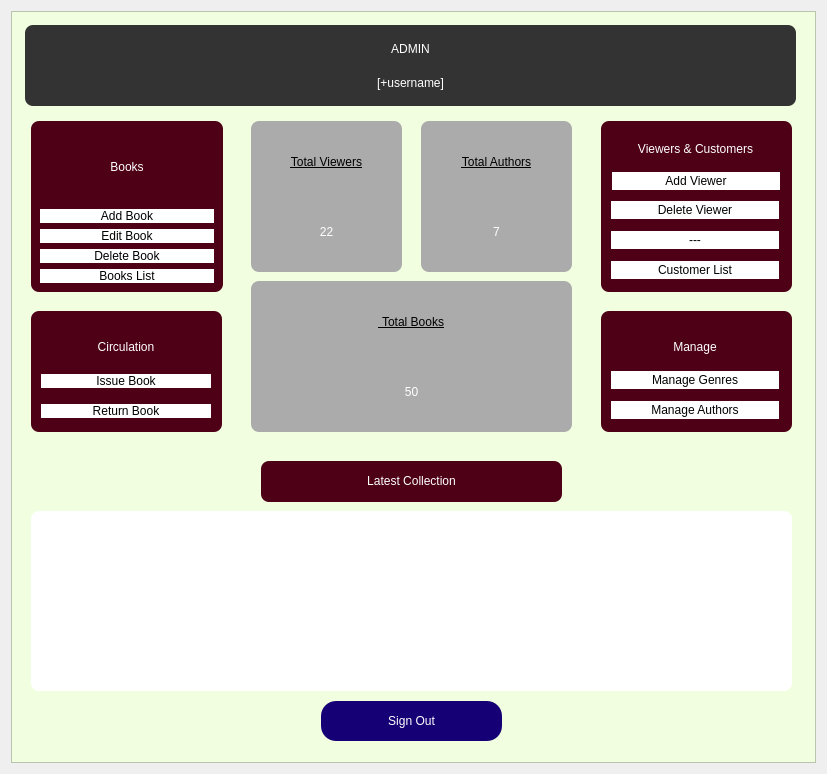
First picture: the form in BookHaven_(library+bookshop)/digitallibrary.ui, repository akibhaider/BOOK_HAVEN, before the edit.
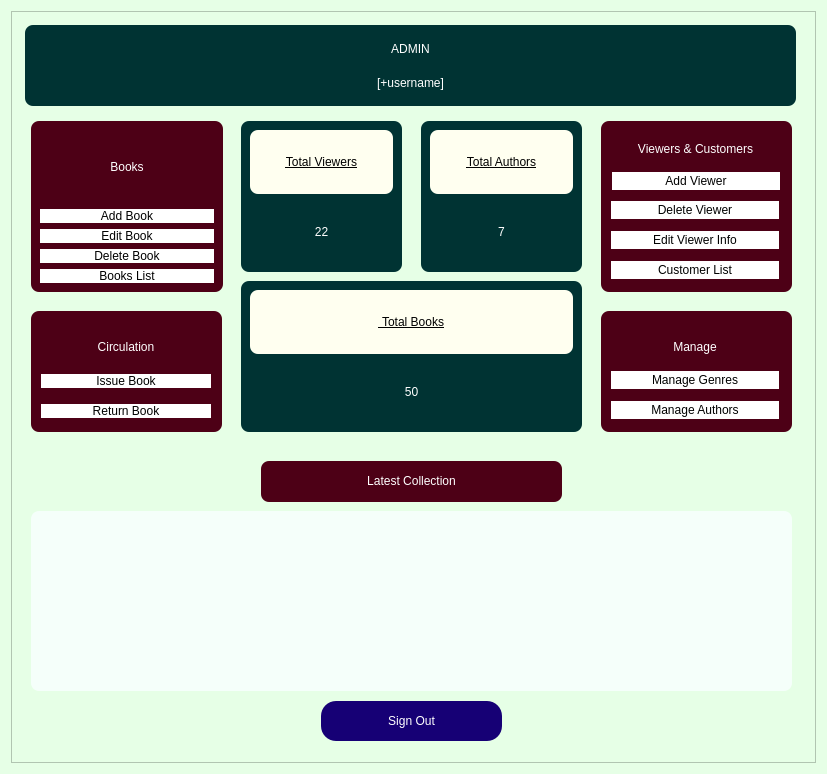
Second picture: the form after the edit.

Diff of the .ui file:
```diff
--- a/BookHaven_(library+bookshop)/digitallibrary.ui
+++ b/BookHaven_(library+bookshop)/digitallibrary.ui
@@ -13,6 +13,9 @@
   <property name="windowTitle">
    <string>Dialog</string>
   </property>
+  <property name="styleSheet">
+   <string notr="true">background-color: rgb(230, 255, 230);</string>
+  </property>
   <layout class="QVBoxLayout" name="verticalLayout_10">
    <property name="leftMargin">
     <number>11</number>
@@ -20,7 +23,7 @@
    <item>
     <widget class="QFrame" name="frame_4">
      <property name="styleSheet">
-      <string notr="true">background-color: rgb(241, 255, 224);</string>
+      <string notr="true">background-color: rgb(230, 255, 230);</string>
      </property>
      <property name="frameShape">
       <enum>QFrame::StyledPanel</enum>
@@ -204,8 +207,8 @@
        </rect>
       </property>
       <property name="styleSheet">
-       <string notr="true">background: #333333;
-border-radius: 8px;</string>
+       <string notr="true">border-radius: 8px;
+background-color: rgb(0, 51, 51);</string>
       </property>
       <property name="frameShape">
        <enum>QFrame::StyledPanel</enum>
@@ -218,7 +221,7 @@
         <widget class="QLabel" name="label">
          <property name="styleSheet">
           <string notr="true">color: rgb(255, 255, 255);
-font: 15pt &quot;Lato Black&quot;;</string>
+font: 22pt &quot;Lato Black&quot;;</string>
          </property>
          <property name="text">
           <string>ADMIN</string>
@@ -232,7 +235,7 @@
         <widget class="QLabel" name="username">
          <property name="styleSheet">
           <string notr="true">color: rgb(255, 255, 255);
-font: 12pt &quot;Lato&quot;;</string>
+font: 19pt &quot;Lato&quot;;</string>
          </property>
          <property name="text">
           <string>[+username]</string>
@@ -445,7 +448,7 @@
 </string>
        </property>
        <property name="text">
-        <string>---</string>
+        <string>Edit Viewer Info</string>
        </property>
        <property name="autoDefault">
         <bool>false</bool>
@@ -740,7 +743,7 @@
        </rect>
       </property>
       <property name="styleSheet">
-       <string notr="true">background-color: #ffffff;
+       <string notr="true">background-color: rgb(245, 255, 250);
 border-radius: 8px;</string>
       </property>
       <property name="frameShape">
@@ -754,6 +757,9 @@
         <layout class="QHBoxLayout" name="horizontalLayout_2">
          <item>
           <widget class="QLabel" name="cover_1">
+           <property name="styleSheet">
+            <string notr="true">background-color: rgb(245, 255, 250);</string>
+           </property>
            <property name="text">
             <string/>
            </property>
@@ -787,15 +793,15 @@
      <widget class="QFrame" name="frame_9">
       <property name="geometry">
        <rect>
-        <x>240</x>
+        <x>230</x>
         <y>270</y>
-        <width>321</width>
+        <width>341</width>
         <height>151</height>
        </rect>
       </property>
       <property name="styleSheet">
-       <string notr="true">background-color: #ababab;
-border-radius: 8px;</string>
+       <string notr="true">border-radius: 8px;
+background-color: rgb(0, 51, 51);</string>
       </property>
       <property name="frameShape">
        <enum>QFrame::StyledPanel</enum>
@@ -810,6 +816,7 @@
           <widget class="QLabel" name="label_24">
            <property name="styleSheet">
             <string notr="true">color: rgb(0, 0, 0);
+background-color: rgb(255, 255, 240);
 text-decoration: underline;
 font: 63 italic 13pt &quot;Lato Black&quot;;
 
@@ -847,13 +854,13 @@
        <rect>
         <x>410</x>
         <y>110</y>
-        <width>151</width>
+        <width>161</width>
         <height>151</height>
        </rect>
       </property>
       <property name="styleSheet">
-       <string notr="true">background-color: #ababab;
-border-radius: 8px;</string>
+       <string notr="true">border-radius: 8px;
+background-color: rgb(0, 51, 51);</string>
       </property>
       <property name="frameShape">
        <enum>QFrame::StyledPanel</enum>
@@ -868,6 +875,7 @@
           <widget class="QLabel" name="label_13">
            <property name="styleSheet">
             <string notr="true">color: rgb(0, 0, 0);
+background-color: rgb(255, 255, 240);
 text-decoration: underline;
 font: 63 italic 13pt &quot;Lato Black&quot;;
 
@@ -906,15 +914,15 @@
       </property>
       <property name="geometry">
        <rect>
-        <x>240</x>
+        <x>230</x>
         <y>110</y>
-        <width>151</width>
+        <width>161</width>
         <height>151</height>
        </rect>
       </property>
       <property name="styleSheet">
-       <string notr="true">background-color: #ababab;
-border-radius: 8px;</string>
+       <string notr="true">border-radius: 8px;
+background-color: rgb(0, 51, 51);</string>
       </property>
       <property name="frameShape">
        <enum>QFrame::StyledPanel</enum>
@@ -932,6 +940,7 @@
           <widget class="QLabel" name="label_20">
            <property name="styleSheet">
             <string notr="true">color: rgb(0, 0, 0);
+background-color: rgb(255, 255, 240);
 text-decoration: underline;
 font: 63 italic 13pt &quot;Lato Black&quot;;
 
```
